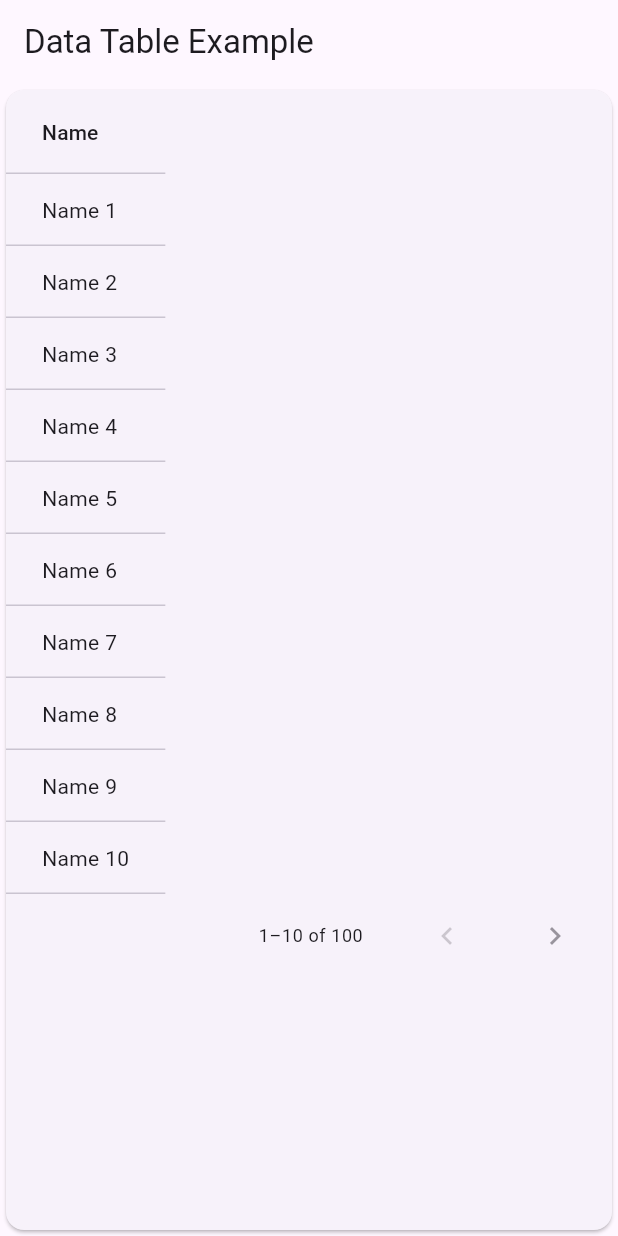
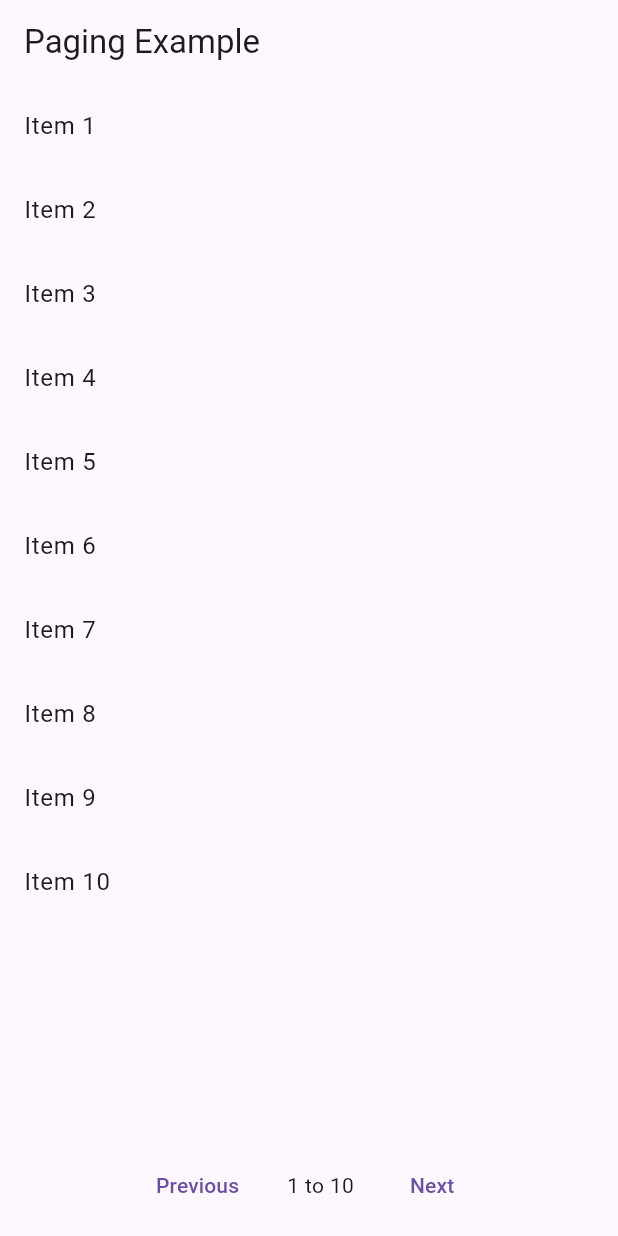
Before and after one commit to def-Siddharth-Mishra/paging, a Flutter app: the screen it shows after launch, on a phone screen of 412 x 824 dp. Run offline on Flutter 3.47's test engine with Material 3 defaults, Android fonts, the phone set to English and light mode, and no system bars.

Commit message:
Custom pagination....

```diff
--- /dev/null
+++ b/lib/home_page.dart
@@ -0,0 +1,79 @@
+import 'package:flutter/material.dart';
+
+class HomePage extends StatefulWidget {
+  const HomePage({super.key});
+
+  @override
+  State<HomePage> createState() => _HomePageState();
+}
+
+class _HomePageState extends State<HomePage> {
+  int _startIndex = 0;
+  final List<int> _data = List.generate(100, (index) => index + 1);
+
+  void _nextPage() {
+    setState(() {
+      if (_startIndex + 10 < _data.length) {
+        _startIndex += 10;
+      }
+    });
+  }
+
+  void _previousPage() {
+    setState(() {
+      if (_startIndex - 10 >= 0) {
+        _startIndex -= 10;
+      }
+    });
+  }
+
+  @override
+  Widget build(BuildContext context) {
+    final currentItems = _data.sublist(
+      _startIndex,
+      (_startIndex + 10 > _data.length) ? _data.length : _startIndex + 10,
+    );
+
+    final rangeStart = _startIndex + 1;
+    final rangeEnd = _startIndex + currentItems.length;
+
+    return Scaffold(
+      appBar: AppBar(
+        title: const Text('Paging Example'),
+      ),
+      body: Column(
+        children: [
+          Expanded(
+            child: ListView.builder(
+              itemCount: currentItems.length,
+              itemBuilder: (context, index) {
+                return ListTile(
+                  title: Text('Item ${currentItems[index]}'),
+                );
+              },
+            ),
+          ),
+          Padding(
+            padding: const EdgeInsets.symmetric(vertical: 10.0),
+            child: Row(
+              mainAxisAlignment: MainAxisAlignment.center,
+              children: [
+                TextButton(
+                  onPressed: _previousPage,
+                  child: const Text('Previous'),
+                ),
+                const SizedBox(width: 20),
+                Text('$rangeStart to $rangeEnd'),
+                const SizedBox(width: 20),
+                TextButton(
+                  onPressed: _nextPage,
+                  child: const Text('Next'),
+                ),
+              ],
+            ),
+          ),
+        ],
+      ),
+    );
+  }
+}
--- a/lib/main.dart
+++ b/lib/main.dart
@@ -1,5 +1,5 @@
 import 'package:flutter/material.dart';
-import 'package:paging/data_table.dart';
+import 'package:paging/home_page.dart';
 
 void main() {
   runApp(const MyApp());
@@ -11,7 +11,8 @@ class MyApp extends StatelessWidget {
   @override
   Widget build(BuildContext context) {
     return const MaterialApp(
-      home: DataTableExample(),
+      debugShowCheckedModeBanner: false,
+      home: HomePage(),
     );
   }
 }
```
